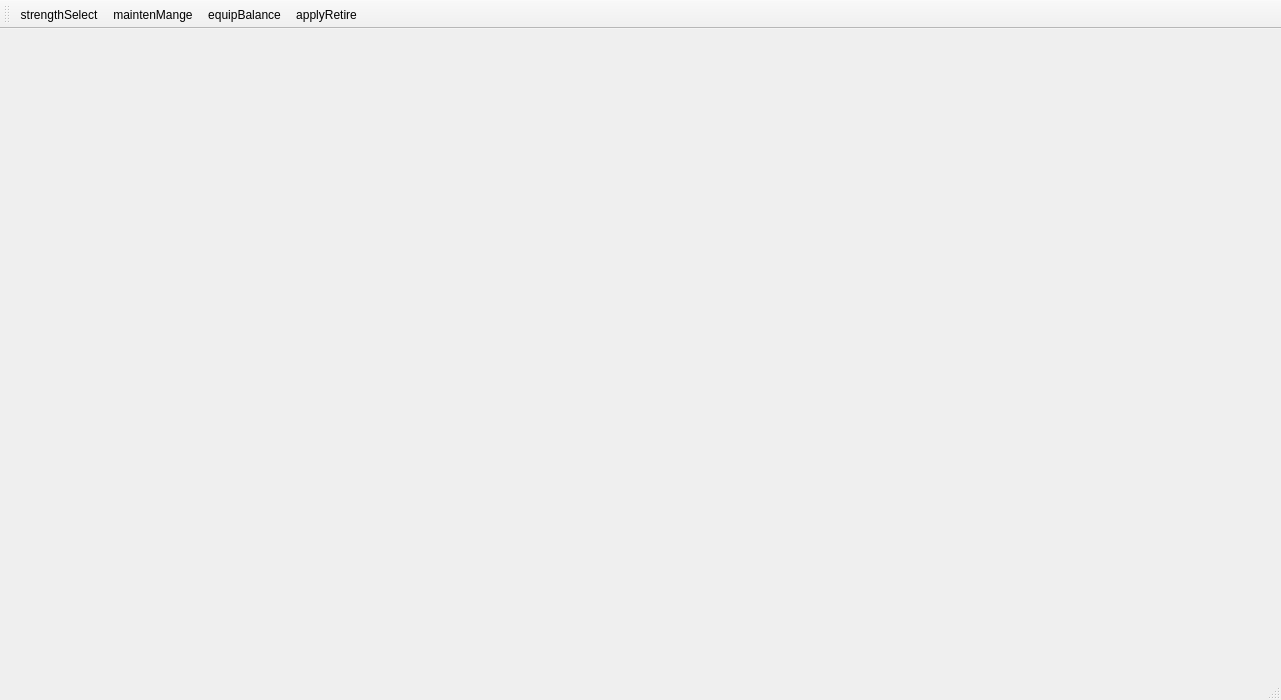
Before: the Qt Designer form widgets/StrengthDisturb.ui in Belos10/Equip, drawn with Qt 5.
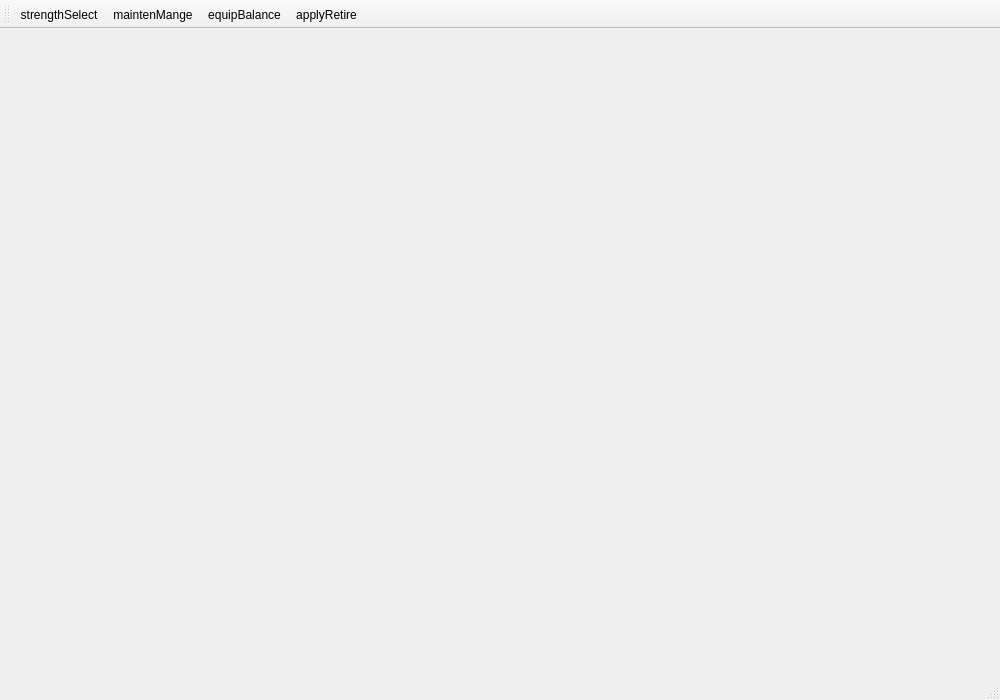
After: the same form once the commit is applied. Icons and pictures are not drawn.

What changed in the file:
```diff
--- a/widgets/StrengthDisturb.ui
+++ b/widgets/StrengthDisturb.ui
@@ -6,7 +6,7 @@
    <rect>
     <x>0</x>
     <y>0</y>
-    <width>1281</width>
+    <width>1000</width>
     <height>700</height>
    </rect>
   </property>
```
